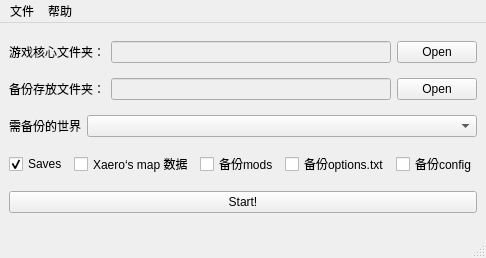
This is mainwindow.ui in FirstArchve/MultiSaves as Qt 5 draws it before an edit. The edited form follows.
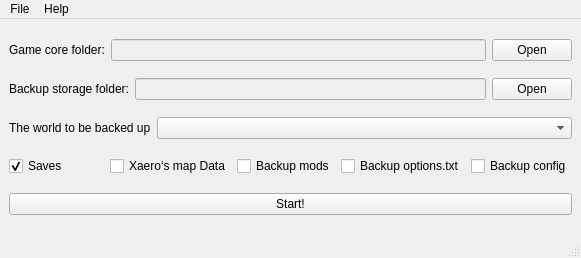
This is the edited form.

What changed in the file:
```diff
--- a/mainwindow.ui
+++ b/mainwindow.ui
@@ -6,7 +6,7 @@
    <rect>
     <x>0</x>
     <y>0</y>
-    <width>458</width>
+    <width>581</width>
     <height>258</height>
    </rect>
   </property>
@@ -20,7 +20,7 @@
       <item>
        <widget class="QLabel" name="label">
         <property name="text">
-         <string>游戏核心文件夹：</string>
+         <string>Game core folder:</string>
         </property>
        </widget>
       </item>
@@ -45,7 +45,7 @@
       <item>
        <widget class="QLabel" name="label_2">
         <property name="text">
-         <string>备份存放文件夹：</string>
+         <string>Backup storage folder:</string>
         </property>
        </widget>
       </item>
@@ -70,7 +70,7 @@
       <item>
        <widget class="QLabel" name="label_3">
         <property name="text">
-         <string>需备份的世界</string>
+         <string>The world to be backed up</string>
         </property>
        </widget>
       </item>
@@ -104,7 +104,7 @@
          <bool>true</bool>
         </property>
         <property name="text">
-         <string>Xaero‘s map 数据</string>
+         <string>Xaero‘s map Data</string>
         </property>
         <property name="checkable">
          <bool>true</bool>
@@ -117,21 +117,21 @@
       <item>
        <widget class="QCheckBox" name="ModsCheck">
         <property name="text">
-         <string>备份mods</string>
+         <string>Backup mods</string>
         </property>
        </widget>
       </item>
       <item>
        <widget class="QCheckBox" name="OptionsCheck">
         <property name="text">
-         <string>备份options.txt</string>
+         <string>Backup options.txt</string>
         </property>
        </widget>
       </item>
       <item>
        <widget class="QCheckBox" name="ConfigCheck">
         <property name="text">
-         <string>备份config</string>
+         <string>Backup config</string>
         </property>
        </widget>
       </item>
@@ -151,19 +151,19 @@
     <rect>
      <x>0</x>
      <y>0</y>
-     <width>458</width>
+     <width>581</width>
      <height>22</height>
     </rect>
    </property>
    <widget class="QMenu" name="menu">
     <property name="title">
-     <string>文件</string>
+     <string>File</string>
     </property>
     <addaction name="action"/>
    </widget>
    <widget class="QMenu" name="menu_2">
     <property name="title">
-     <string>帮助</string>
+     <string>Help</string>
     </property>
     <addaction name="action_MultiSaves"/>
    </widget>
```
Left out of the diff: 4 changed lines with no effect on the pictures.
